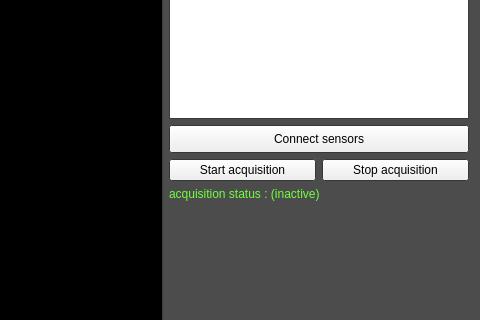
LATIS-LABS-ETS/SonoAssist, file SonoAssist/SonoAssist/SonoAssist.ui: the form before one commit; both pictures show x 558 to 1038 and y 170 to 490 of the 1038 by 615 pixel window.
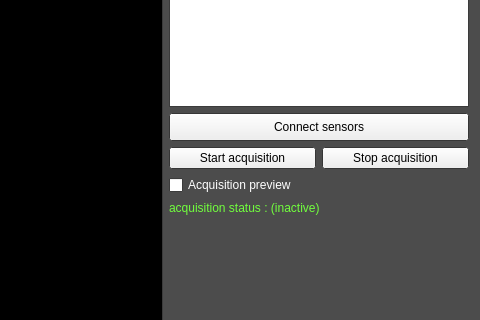
The form after the commit.

The edit to the form file:
```diff
--- a/SonoAssist/SonoAssist/SonoAssist.ui
+++ b/SonoAssist/SonoAssist/SonoAssist.ui
@@ -310,6 +310,13 @@
           </item>
          </layout>
         </item>
+        <item>
+         <widget class="QCheckBox" name="acquisition_preview_box">
+          <property name="text">
+           <string>Acquisition preview</string>
+          </property>
+         </widget>
+        </item>
         <item>
          <widget class="QLabel" name="acquisition_label">
           <property name="palette">
```
